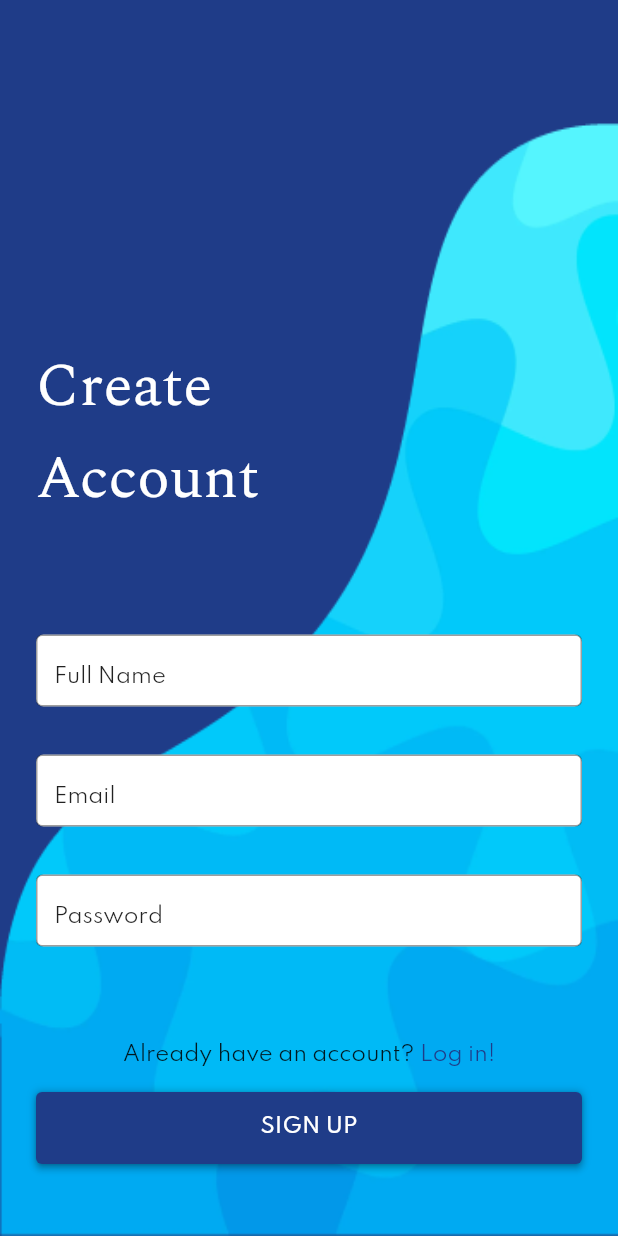
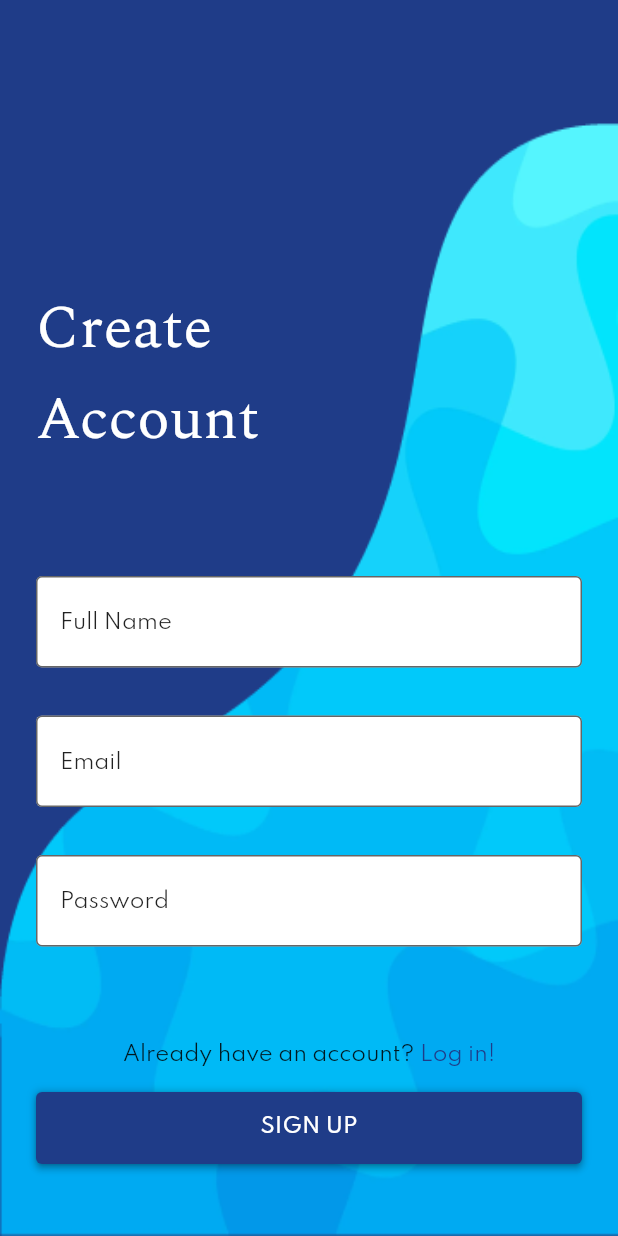
Before and after one commit to Stefanc23/learnable, a Flutter app: the Landing screen opened directly, after a tap on "SIGN UP", on a phone screen of 412 x 824 dp. Run offline on Flutter 3.47's test engine with Material 2 defaults, Android fonts, the phone set to English and light mode, and no system bars; our stand-ins replace get_storage; accounts and stored records are empty.

Commit message:
Add login, signup, and logout functionality

```diff
--- a/lib/models/api_response.dart
+++ b/lib/models/api_response.dart
@@ -1,4 +1,5 @@
 class ApiResponse {
   Object? data;
   String? error;
+  int? statusCode;
 }
--- a/lib/models/user.dart
+++ b/lib/models/user.dart
@@ -17,7 +17,7 @@ class User {
       id: json['user']['id'],
       name: json['user']['name'],
       email: json['user']['email'],
-      token: json['user']['token'],
+      token: json['token'],
     );
   }
 }
--- a/lib/screens/landing.dart
+++ b/lib/screens/landing.dart
@@ -13,13 +13,13 @@ class Landing extends StatelessWidget {
   Widget build(BuildContext context) {
     void _loginOnPressed() {
       Navigator.of(context).push(
-        MaterialPageRoute(builder: (context) => Login()),
+        MaterialPageRoute(builder: (context) => const Login()),
       );
     }
 
     void _signupOnPressed() {
       Navigator.of(context).push(
-        MaterialPageRoute(builder: (context) => Signup()),
+        MaterialPageRoute(builder: (context) => const Signup()),
       );
     }
 
@@ -52,9 +52,17 @@ class Landing extends StatelessWidget {
                 mainAxisAlignment: MainAxisAlignment.end,
                 crossAxisAlignment: CrossAxisAlignment.center,
                 children: [
-                  PrimaryButton(label: 'LOG IN', onPressed: _loginOnPressed),
+                  Hero(
+                    tag: 'loginButton',
+                    child: PrimaryButton(
+                        label: 'LOG IN', onPressed: _loginOnPressed),
+                  ),
                   const SizedBox(height: 24),
-                  SecondaryButton(label: 'SIGN UP', onPressed: _signupOnPressed)
+                  Hero(
+                    tag: 'signupButton',
+                    child: SecondaryButton(
+                        label: 'SIGN UP', onPressed: _signupOnPressed),
+                  )
                 ]),
           )
         ]),
--- a/lib/screens/signup.dart
+++ b/lib/screens/signup.dart
@@ -1,15 +1,15 @@
 import 'package:flutter/material.dart';
 import 'package:learnable/models/api_response.dart';
 import 'package:learnable/models/user.dart';
-import 'package:learnable/screens/dashboard.dart';
 import 'package:learnable/screens/login.dart';
 import 'package:learnable/services/user_service.dart';
+import 'package:learnable/utils/save_and_redirect_to_dashboard.dart';
 import 'package:learnable/widgets/custom_text_form_field.dart';
+import 'package:learnable/widgets/loading_overlay.dart';
 import 'package:learnable/widgets/primary_button.dart';
-import 'package:shared_preferences/shared_preferences.dart';
 
 class Signup extends StatefulWidget {
-  Signup({Key? key}) : super(key: key);
+  const Signup({Key? key}) : super(key: key);
 
   @override
   State<Signup> createState() => _SignupState();
@@ -17,17 +17,17 @@ class Signup extends StatefulWidget {
 
 class _SignupState extends State<Signup> {
   final GlobalKey<FormState> _formKey = GlobalKey<FormState>();
-  final TextEditingController fullNameController = TextEditingController();
-  final TextEditingController emailController = TextEditingController();
-  final TextEditingController passwordController = TextEditingController();
+  final TextEditingController _fullNameController = TextEditingController();
+  final TextEditingController _emailController = TextEditingController();
+  final TextEditingController _passwordController = TextEditingController();
 
   bool loading = false;
 
   void _registerUser() async {
-    ApiResponse response = await register(
-        fullNameController.text, emailController.text, passwordController.text);
+    ApiResponse response = await register(_fullNameController.text,
+        _emailController.text, _passwordController.text);
     if (response.error == null) {
-      _saveAndRedirectToHome(response.data as User);
+      saveAndRedirectToDashboard(response.data as User, context);
     } else {
       setState(() {
         loading = !loading;
@@ -39,7 +39,7 @@ class _SignupState extends State<Signup> {
 
   void _loginOnPressed() {
     Navigator.of(context).pushReplacement(
-      MaterialPageRoute(builder: (context) => Login()),
+      MaterialPageRoute(builder: (context) => const Login()),
     );
   }
 
@@ -50,14 +50,6 @@ class _SignupState extends State<Signup> {
         _registerUser();
       });
     }
-  }
-
-  void _saveAndRedirectToHome(User user) async {
-    SharedPreferences pref = await SharedPreferences.getInstance();
-    await pref.setString('token', user.token ?? '');
-    await pref.setInt('userId', user.id ?? 0);
-    Navigator.of(context).pushAndRemoveUntil(
-        MaterialPageRoute(builder: (context) => Dashboard()), (route) => false);
   }
 
   @override
@@ -106,21 +98,21 @@ class _SignupState extends State<Signup> {
                             crossAxisAlignment: CrossAxisAlignment.end,
                             children: [
                               CustomTextFormField(
-                                controller: fullNameController,
+                                controller: _fullNameController,
                                 hintText: 'Full Name',
                                 validator: (val) =>
                                     val!.isEmpty ? 'Invalid name' : null,
                               ),
                               const SizedBox(height: 32),
                               CustomTextFormField(
-                                  controller: emailController,
+                                  controller: _emailController,
                                   validator: (val) => val!.isEmpty
                                       ? 'Invalid email address'
                                       : null,
                                   hintText: 'Email'),
                               const SizedBox(height: 32),
                               CustomTextFormField(
-                                  controller: emailController,
+                                  controller: _passwordController,
                                   hintText: 'Password',
                                   validator: (val) => val!.length < 6
                                       ? 'Required at least 6 chars'
@@ -141,11 +133,15 @@ class _SignupState extends State<Signup> {
                                         color: Theme.of(context).primaryColor)))
                           ]),
                       const SizedBox(height: 16),
-                      PrimaryButton(
-                          label: 'SIGN UP', onPressed: _signupOnPressed)
+                      Hero(
+                        tag: 'signupButton',
+                        child: PrimaryButton(
+                            label: 'SIGN UP', onPressed: _signupOnPressed),
+                      )
                     ],
                   ),
-                )
+                ),
+                if (loading) const LoadingOverlay()
               ],
             )));
   }
--- a/lib/screens/splash_screen.dart
+++ b/lib/screens/splash_screen.dart
@@ -1,6 +1,7 @@
 import 'package:flutter/material.dart';
 import 'package:learnable/constants.dart';
 import 'package:learnable/models/api_response.dart';
+import 'package:learnable/models/user.dart';
 import 'package:learnable/screens/dashboard.dart';
 import 'package:learnable/screens/landing.dart';
 import 'package:learnable/services/user_service.dart';
@@ -15,7 +16,7 @@ class SplashScreen extends StatefulWidget {
 class _SplashScreenState extends State<SplashScreen> {
   void _loadUserInfo() async {
     await Future.delayed(const Duration(seconds: 2), () async {
-      String? token = await getToken();
+      String? token = getToken();
       if (token == '') {
         Navigator.of(context).pushAndRemoveUntil(
             MaterialPageRoute(builder: (context) => const Landing()),
@@ -24,7 +25,8 @@ class _SplashScreenState extends State<SplashScreen> {
         ApiResponse response = await getUserDetail();
         if (response.error == null) {
           Navigator.of(context).pushAndRemoveUntil(
-              MaterialPageRoute(builder: (context) => Dashboard()),
+              MaterialPageRoute(
+                  builder: (context) => Dashboard(user: response.data as User)),
               (route) => false);
         } else if (response.error == unauthorized) {
           Navigator.of(context).pushAndRemoveUntil(
--- a/lib/widgets/custom_text_form_field.dart
+++ b/lib/widgets/custom_text_form_field.dart
@@ -8,6 +8,7 @@ class CustomTextFormField extends StatelessWidget {
     this.validator,
     this.obscureText = false,
     this.keyboardType,
+    this.innerPadding = 16.0,
   }) : super(key: key);
 
   final TextEditingController controller;
@@ -15,13 +16,12 @@ class CustomTextFormField extends StatelessWidget {
   final FormFieldValidator<String>? validator;
   final bool obscureText;
   final TextInputType? keyboardType;
+  final double innerPadding;
 
   @override
   Widget build(BuildContext context) {
     return Container(
-      height: 48,
       decoration: const BoxDecoration(
-          color: Colors.white,
           borderRadius: BorderRadius.all(Radius.circular(5))),
       child: TextFormField(
         controller: controller,
@@ -30,10 +30,18 @@ class CustomTextFormField extends StatelessWidget {
         obscureText: obscureText,
         keyboardType: keyboardType,
         decoration: InputDecoration(
-            border: const OutlineInputBorder(),
-            hintText: hintText,
-            hintStyle: Theme.of(context).textTheme.bodyText2,
-            focusColor: Theme.of(context).primaryColor),
+          contentPadding: EdgeInsets.all(innerPadding),
+          filled: true,
+          fillColor: Colors.white,
+          border: const OutlineInputBorder(),
+          labelStyle: Theme.of(context).textTheme.bodyText2,
+          hintText: hintText,
+          hintStyle: Theme.of(context).textTheme.bodyText2,
+          focusColor: Theme.of(context).primaryColor,
+          errorStyle: const TextStyle(
+            color: Color(0xffff0000),
+          ),
+        ),
       ),
     );
   }
--- a/pubspec.yaml
+++ b/pubspec.yaml
@@ -35,8 +35,8 @@ dependencies:
   # Use with the CupertinoIcons class for iOS style icons.
   cupertino_icons: ^1.0.2
   http: ^0.13.4
-  shared_preferences: ^2.0.9
   image_picker: ^0.8.4+4
+  get_storage: ^2.0.3
 
 dev_dependencies:
   flutter_test:
```
Also changed, not shown: lib/constants.dart (+5 -3 lines), lib/main.dart (+5 -3 lines), lib/screens/dashboard.dart (+16 -7 lines), lib/screens/loading.dart (deleted, +0 -58 lines), lib/screens/login.dart (+12 -15 lines), lib/screens/profile.dart (+57 -18 lines), lib/services/user_service.dart (+58 -16 lines), lib/utils/save_and_redirect_to_dashboard.dart (added, +13 -0 lines), lib/widgets/loading_overlay.dart (added, +18 -0 lines), pubspec.lock, 2 other files.
